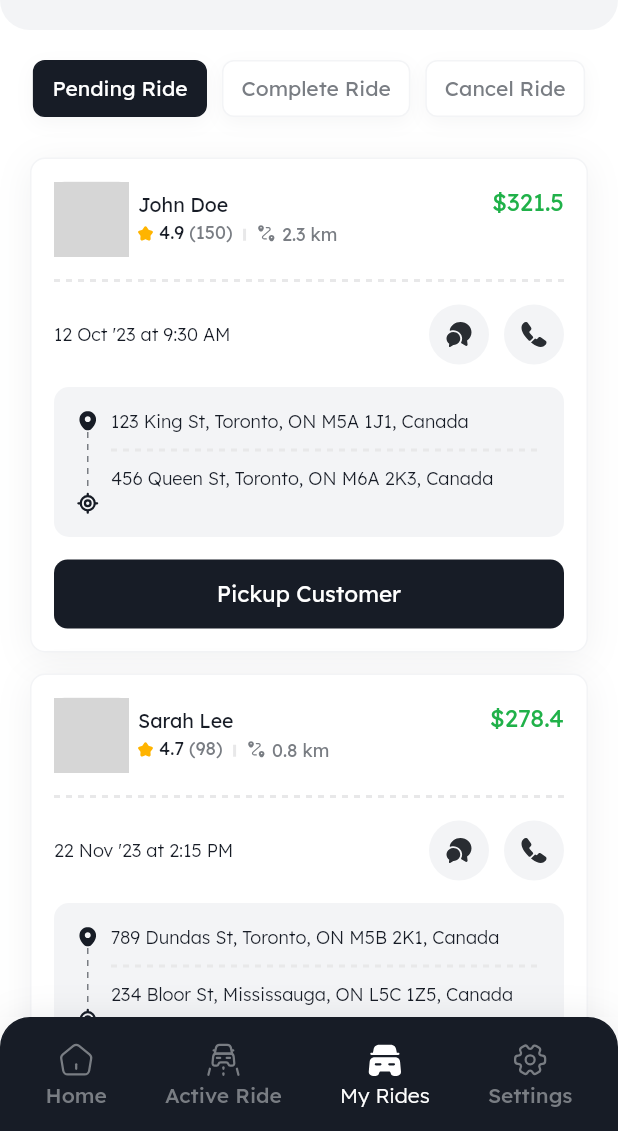
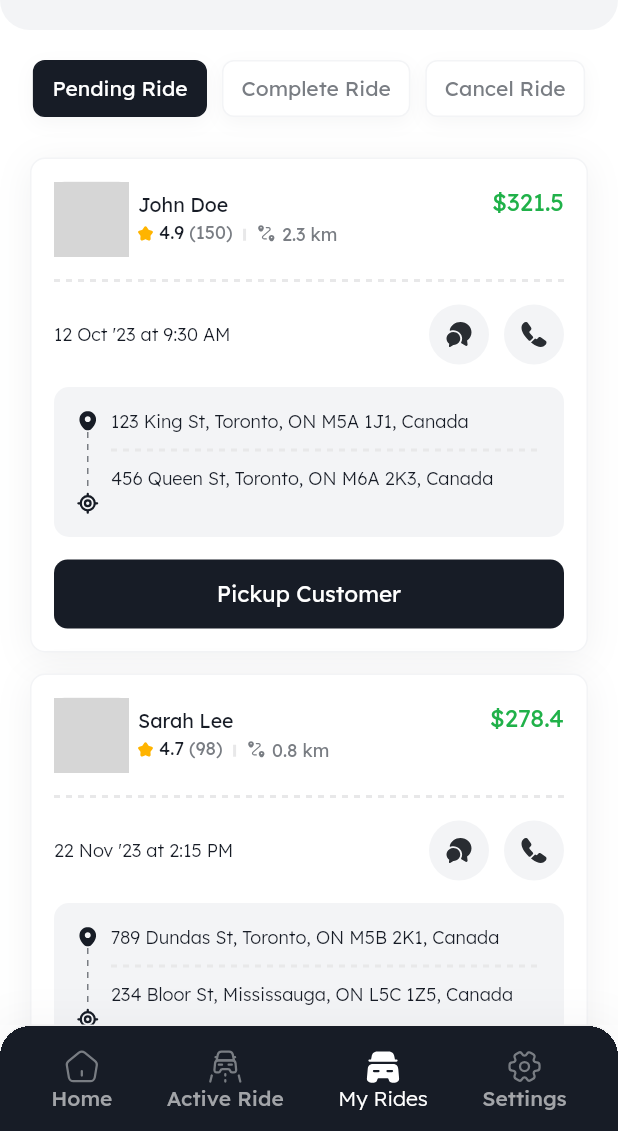
Before and after one commit to astriagk/ping-parent-mobile-driver, a Flutter app: the CommonBottomNavigationBar screen opened by its route, after a tap on "02", on a phone screen of 412 x 824 dp, the part 105-1236 px from its top. Run offline on Flutter 3.47's test engine with Material 3 defaults, Android fonts, the phone set to English and light mode, and no system bars; drawn by our look-alikes of dotted_line; our stand-ins replace avatar_glow, connectivity_plus, dotted_border, emoji_picker_flutter, figma_squircle, flutter_rating_bar and 13 more; missing offline and left inert: gif; accounts and stored records are empty; grey boxes are pictures that could not be loaded.

Commit message:
feat: fixed the bottom bar tab

```diff
--- a/lib/common/app_array.dart
+++ b/lib/common/app_array.dart
@@ -9,9 +9,9 @@ class AppArray {
       "iconDark": svgAssets.homeDark
     },
     {
-      "title": appFonts.category,
-      "icon": svgAssets.categoryLight,
-      "iconDark": svgAssets.categoryDark
+      "title": appFonts.activeRide,
+      "icon": svgAssets.driving1,
+      "iconDark": svgAssets.driving
     },
     {
       "title": appFonts.myRides,
--- a/lib/provider/bottom_bar_provider/bottom_bar_provider.dart
+++ b/lib/provider/bottom_bar_provider/bottom_bar_provider.dart
@@ -5,7 +5,10 @@ import '../../screens/bottom_navigation_bar/layouts/my_rides_screen/my_rides_scr
 import '../../screens/bottom_navigation_bar/layouts/settings_screen/settings_screen.dart';
 
 class BottomBarProvider extends ChangeNotifier {
-  int currentIndex = 0;
+  int currentTab = 0;
+  bool isImage = true;
+  List<dynamic> bottomNavigationBarList = [];
+  ScrollController? scrollViewController;
 
   final List<Widget> screens = [
     const HomeScreen(),
@@ -14,33 +17,37 @@ class BottomBarProvider extends ChangeNotifier {
     const SettingsScreen(),
   ];
 
-  ScrollController? scrollViewController;
-
-  bool isToggled = false;
-
-// Handle bottom tab tapping
-  void onTabTapped(int index) {
-    currentIndex = index;
+  /// Initialize on first load - loads data from data layer
+  void onInit() {
+    bottomNavigationBarList = appArray.bottomNavigationBarList;
+    scrollViewController = ScrollController(initialScrollOffset: 0.0);
+    scrollViewController!.addListener(changeColor);
     notifyListeners();
   }
 
-  Widget buildNavItem(
-      int index, String label, String activeIcon, String inactiveIcon) {
-    final bool isSelected = currentIndex == index;
-    return GestureDetector(
-        onTap: () => onTabTapped(index),
-        child: Column(mainAxisSize: MainAxisSize.min, children: [
-          SvgPicture.asset(isSelected ? activeIcon : inactiveIcon),
-          SizedBox(height: Insets.i5),
-          Text(label,
-              style: isSelected
-                  ? AppCss.lexendLight14.textColor(appTheme.white)
-                  : AppCss.lexendMedium14.textColor(appTheme.textClr))
-        ]));
+  /// Handle scroll events for home screen animations
+  void changeColor() {
+    if ((scrollViewController!.offset == 0)) {
+      isImage = true;
+    } else if ((scrollViewController!.offset <= 80)) {
+      isImage = true;
+    } else if ((scrollViewController!.offset <= 100)) {
+      isImage = false;
+    }
+    notifyListeners();
   }
 
-  toggleOnTap() {
-    isToggled = !isToggled;
-    notifyListeners();
+  /// Main tab switching logic - optimized for instant response
+  void tabChange(int index) {
+    if (currentTab != index) {
+      currentTab = index;
+      notifyListeners();
+    }
+  }
+
+  @override
+  void dispose() {
+    scrollViewController?.dispose();
+    super.dispose();
   }
 }
--- a/lib/screens/bottom_navigation_bar/bottom_bar.dart
+++ b/lib/screens/bottom_navigation_bar/bottom_bar.dart
@@ -1,5 +1,6 @@
 import 'package:taxify_driver_ui/config.dart';
 import 'package:taxify_driver_ui/screens/bottom_navigation_bar/layouts/common_app_bar.dart';
+import 'package:flutter/services.dart';
 
 class CommonBottomNavigationBar extends StatefulWidget {
   const CommonBottomNavigationBar({super.key});
@@ -12,60 +13,90 @@ class CommonBottomNavigationBar extends StatefulWidget {
 class _CommonBottomNavigationBarState extends State<CommonBottomNavigationBar> {
   @override
   Widget build(BuildContext context) {
-    return Consumer<BottomBarProvider>(builder: (context, bottomNavPvr, child) {
+    return Consumer<BottomBarProvider>(builder: (context, bottomCtrl, child) {
       return StatefulWrapper(
-          onInit: () => Future.delayed(DurationClass.ms150)
-              .then((value) => bottomNavPvr.notifyListeners()),
+          onInit: () => Future.delayed(const Duration(milliseconds: 150))
+              .then((value) => bottomCtrl.onInit()),
           child: Scaffold(
-              appBar: DashAppBar(index: bottomNavPvr.currentIndex),
+              resizeToAvoidBottomInset: false,
+              backgroundColor: appTheme.screenBg,
+              extendBody: true,
+              bottomNavigationBar:
+                  _buildBottomNavigationBar(context, bottomCtrl),
+              appBar: DashAppBar(index: bottomCtrl.currentTab),
               body: SafeArea(
-                  child: SingleChildScrollView(
-                      child: bottomNavPvr.screens[bottomNavPvr.currentIndex])),
-              bottomNavigationBar: Container(
-                  alignment: Alignment.center,
-                  padding: EdgeInsets.symmetric(horizontal: Insets.i10),
-                  width: double.infinity,
-                  height: Insets.i76,
+                  child: IndexedStack(
+                      index: bottomCtrl.currentTab,
+                      children: bottomCtrl.screens))));
+    });
+  }
+
+  Widget _buildBottomNavigationBar(
+      BuildContext context, BottomBarProvider bottomCtrl) {
+    return PopScope(
+      canPop: false,
+      onPopInvoked: (didPop) {
+        if (didPop) {
+          return;
+        }
+        SystemNavigator.pop();
+      },
+      child: Container(
           decoration: BoxDecoration(
               boxShadow: [
                 BoxShadow(
-                            color:
-                                appTheme.screenDarkBg.withValues(alpha: 0.12),
-                            blurStyle: BlurStyle.outer,
-                            spreadRadius: 0,
-                            offset: const Offset(0, 4),
-                            blurRadius: AppRadius.r22)
+                    color: appTheme.primary.withValues(alpha: 0.03),
+                    blurRadius: 20,
+                    spreadRadius: 7)
               ],
-                      border: Border.all(color: appTheme.primary),
+              borderRadius: BorderRadius.circular(20),
+              border: Border(
+                  top: BorderSide(color: appTheme.borderColor, width: 1))),
+          child: ClipRRect(
+              clipBehavior: Clip.hardEdge,
+              borderRadius: const BorderRadius.only(
+                  topLeft: Radius.circular(20), topRight: Radius.circular(20)),
+              child: BottomAppBar(
+                  shadowColor: appTheme.primary,
                   color: appTheme.primary,
-                      borderRadius: const SmoothBorderRadius.vertical(
-                          top: SmoothRadius(
-                              cornerRadius: 20, cornerSmoothing: 0))),
-                  child: Row(
+                  height: 70,
+                  elevation: 50,
+                  child: _buildNavItems(context, bottomCtrl)))),
+    );
+  }
+
+  Widget _buildNavItems(BuildContext context, BottomBarProvider bottomCtrl) {
+    return Row(
+        mainAxisAlignment: MainAxisAlignment.spaceAround,
+        children:
+            bottomCtrl.bottomNavigationBarList.asMap().entries.map((entry) {
+          final index = entry.key;
+          final item = entry.value;
+          final isSelected = bottomCtrl.currentTab == index;
+
+          return InkWell(
+              onTap: () => bottomCtrl.tabChange(index),
+              radius: 10,
+              focusColor: appTheme.trans,
+              highlightColor: appTheme.trans,
+              child: Column(
+                  mainAxisSize: MainAxisSize.min,
                   crossAxisAlignment: CrossAxisAlignment.center,
-                      mainAxisAlignment: MainAxisAlignment.spaceAround,
                   children: [
-                        bottomNavPvr.buildNavItem(
-                            0,
-                            language(context, appFonts.home),
-                            svgAssets.homeDark,
-                            svgAssets.homeLight),
-                        bottomNavPvr.buildNavItem(
-                            1,
-                            language(context, appFonts.activeRide),
-                            svgAssets.driving,
-                            svgAssets.driving1),
-                        bottomNavPvr.buildNavItem(
-                            2,
-                            language(context, appFonts.myRides),
-                            svgAssets.carDark,
-                            svgAssets.carLight),
-                        bottomNavPvr.buildNavItem(
-                            3,
-                            language(context, appFonts.settings),
-                            svgAssets.settingDark,
-                            svgAssets.settingLight)
-                      ]))));
-    });
+                    SvgPicture.asset(
+                        isSelected
+                            ? (item['iconDark'] ?? '')
+                            : (item['icon'] ?? ''),
+                        width: 24,
+                        height: 24),
+                    const SizedBox(height: 2),
+                    Text(language(context, item['title'] ?? ''),
+                        style: isSelected
+                            ? AppCss.lexendLight14.textColor(appTheme.white)
+                            : AppCss.lexendMedium14
+                                .textColor(appTheme.lightText),
+                        overflow: TextOverflow.ellipsis)
+                  ]));
+        }).toList());
   }
 }
--- a/lib/screens/bottom_navigation_bar/layouts/active_ride_screen/active_ride_screen.dart
+++ b/lib/screens/bottom_navigation_bar/layouts/active_ride_screen/active_ride_screen.dart
@@ -10,14 +10,19 @@ class ActiveRideScreen extends StatelessWidget {
     return Consumer2<ActiveRideProvider, MyRidesProvider>(
         builder: (context, activeRidePvr, myRidePvr, child) {
       return appArray.ridesData.isNotEmpty
-          ? ListView.builder(
-              physics: NeverScrollableScrollPhysics(),
+          ? SingleChildScrollView(
+              child: ListView.builder(
+                  physics: const NeverScrollableScrollPhysics(),
                   shrinkWrap: true,
+                  padding: EdgeInsets.only(
+                      left: Insets.i20,
+                      right: Insets.i20,
+                      top: Insets.i20,
+                      bottom: Insets.i20),
                   itemCount: appArray.ridesData.length,
                   itemBuilder: (context, index) {
                     final ride = appArray.ridesData[index];
-                return SingleChildScrollView(
-                    child: CommonBgLayout(
+                    return CommonBgLayout(
                         child: Column(
                             crossAxisAlignment: CrossAxisAlignment.start,
                             mainAxisAlignment: MainAxisAlignment.spaceBetween,
@@ -40,10 +45,11 @@ class ActiveRideScreen extends StatelessWidget {
                                               children: [
                                             Row(
                                                 mainAxisAlignment:
-                                                MainAxisAlignment.spaceBetween,
+                                                    MainAxisAlignment
+                                                        .spaceBetween,
                                                 children: [
-                                              screensWidgets
-                                                  .userName(ride['userName'])
+                                                  screensWidgets.userName(
+                                                      ride['userName'])
                                                 ]),
                                             VSpace(Insets.i6),
                                             Row(
@@ -77,8 +83,8 @@ class ActiveRideScreen extends StatelessWidget {
                                       bgColor: appTheme.bgBox),
                                   HSpace(Insets.i10),
                                   CommonIconButton(
-                                  onTap: () =>
-                                      activeRidePvr.openDialer(ride['contact']),
+                                      onTap: () => activeRidePvr
+                                          .openDialer(ride['contact']),
                                       icon: svgAssets.call,
                                       bgColor: appTheme.bgBox)
                                 ])
@@ -90,30 +96,36 @@ class ActiveRideScreen extends StatelessWidget {
                           Row(children: [
                             Expanded(
                                 child: CommonButton(
-                                onTap: () =>
-                                    activeRidePvr.cancelRideTap(context, index),
+                                    onTap: () => activeRidePvr.cancelRideTap(
+                                        context, index),
                                     style: AppCss.lexendLight15
                                         .textColor(appTheme.textClr),
                                     color: appTheme.bgBox,
-                                text: language(context, appFonts.cancelRide))),
+                                    text: language(
+                                        context, appFonts.cancelRide))),
                             HSpace(Insets.i10),
                             Expanded(
                                 child: CommonButton(
                                     style: AppCss.lexendRegular15
                                         .textColor(appTheme.white),
                                     onTap: () {
-                                  myRidePvr.determinePosition().then((value) {
+                                      myRidePvr
+                                          .determinePosition()
+                                          .then((value) {
                                         route.pushNamed(context,
                                             routeName.pickupCustomerScreen);
                                       });
                                     },
                                     text: language(context, appFonts.viewMap)))
-                      ]).marginOnly(top: Insets.i15)
-                    ])).marginOnly(bottom: Insets.i10));
-              }).marginSymmetric(horizontal: Insets.i20, vertical: Insets.i20)
-          : Text(language(context, appFonts.noActiveRide),
-                  style: AppCss.lexendRegular16.textColor(appTheme.lightText))
-              .marginOnly(top: MediaQuery.of(context).size.height * 0.35);
+                          ]).marginOnly(top: Insets.i15, bottom: Insets.i10)
+                        ]));
+                  }))
+          : Center(
+              child: Text(language(context, appFonts.noActiveRide),
+                      style:
+                          AppCss.lexendRegular16.textColor(appTheme.lightText))
+                  .marginSymmetric(
+                      horizontal: Insets.i20, vertical: Insets.i20));
     });
   }
 }
--- a/lib/screens/bottom_navigation_bar/layouts/common_app_bar.dart
+++ b/lib/screens/bottom_navigation_bar/layouts/common_app_bar.dart
@@ -22,11 +22,14 @@ class DashAppBar extends StatelessWidget implements PreferredSizeWidget {
           flexibleSpace:
               Column(mainAxisAlignment: MainAxisAlignment.end, children: [
             _DashHeaderContent(
-                currentIndex: dashCtrl.currentIndex,
-                onToggle: () => dashCtrl.toggleOnTap(),
-                isToggled: dashCtrl.isToggled,
+                currentIndex: dashCtrl.currentTab,
+                onToggle: () {
+                  dashCtrl.isImage = !dashCtrl.isImage;
+                  dashCtrl.notifyListeners(); // Make sure this is called
+                },
+                isToggled: dashCtrl.isImage,
                 onIndexChange: (index) {
-                  dashCtrl.currentIndex = index;
+                  dashCtrl.currentTab = index;
                 })
           ]).padding(vertical: Sizes.s30));
     });
--- a/lib/screens/bottom_navigation_bar/layouts/home_screen/layouts/ride_data_layout.dart
+++ b/lib/screens/bottom_navigation_bar/layouts/home_screen/layouts/ride_data_layout.dart
@@ -38,17 +38,14 @@ class RideDataLayout extends StatelessWidget {
                           ])
                     ])).inkWell(onTap: () {
           if (index == 0) {
-            bottomNavPvr.currentIndex = 2;
+            bottomNavPvr.tabChange(2);
             myRidesPvr.selectedIndex = 0;
-            bottomNavPvr.notifyListeners();
           } else if (index == 1) {
-            bottomNavPvr.currentIndex = 2;
+            bottomNavPvr.tabChange(2);
             myRidesPvr.selectedIndex = 1;
-            bottomNavPvr.notifyListeners();
           } else {
-            bottomNavPvr.currentIndex = 2;
+            bottomNavPvr.tabChange(2);
             myRidesPvr.selectedIndex = 2;
-            bottomNavPvr.notifyListeners();
           }
         }));
       }));
--- a/lib/screens/bottom_navigation_bar/layouts/my_rides_screen/my_rides_screen.dart
+++ b/lib/screens/bottom_navigation_bar/layouts/my_rides_screen/my_rides_screen.dart
@@ -13,7 +13,8 @@ class _MyRidesScreenState extends State<MyRidesScreen> {
   Widget build(BuildContext context) {
     final screenWidth = MediaQuery.of(context).size.width;
     return Consumer<MyRidesProvider>(builder: (context, myRidesPvr, child) {
-      return Column(children: [
+      return SingleChildScrollView(
+          child: Column(children: [
         SingleChildScrollView(
             scrollDirection: Axis.horizontal,
             child: Row(mainAxisAlignment: MainAxisAlignment.center, children: [
@@ -100,7 +101,7 @@ class _MyRidesScreenState extends State<MyRidesScreen> {
                           onTap: () => route.pushNamed(
                               context, routeName.cancelRideDetailsScreen));
                     })
-      ]);
+      ]));
     });
   }
 }
--- a/lib/screens/bottom_navigation_bar/layouts/settings_screen/settings_screen.dart
+++ b/lib/screens/bottom_navigation_bar/layouts/settings_screen/settings_screen.dart
@@ -11,7 +11,8 @@ class SettingsScreen extends StatelessWidget {
       return StatefulWrapper(
           onInit: () => Future.delayed(DurationClass.ms150)
               .then((value) => settingCtrl.init()),
-          child: Stack(children: [
+          child: SingleChildScrollView(
+              child: Stack(children: [
             Container(
                     width: MediaQuery.of(context).size.width,
                     decoration: ShapeDecoration(
@@ -36,7 +37,7 @@ class SettingsScreen extends StatelessWidget {
                         bottom: Sizes.s50))
                 .marginOnly(top: MediaQuery.of(context).size.height * 0.16),
             SettingScreenWidgets().settingProfileImage()
-          ]));
+          ])));
     });
   }
 }
```
Also changed, not shown: 1 other file. Lines whose indentation alone changed are shown as unchanged.
